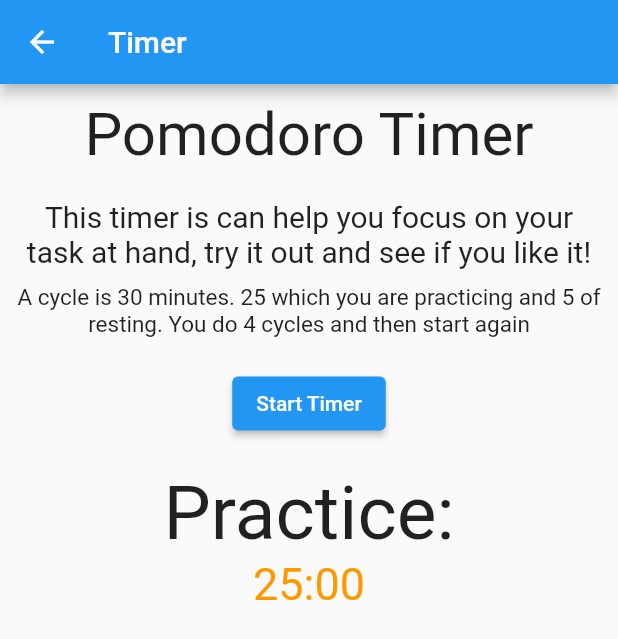
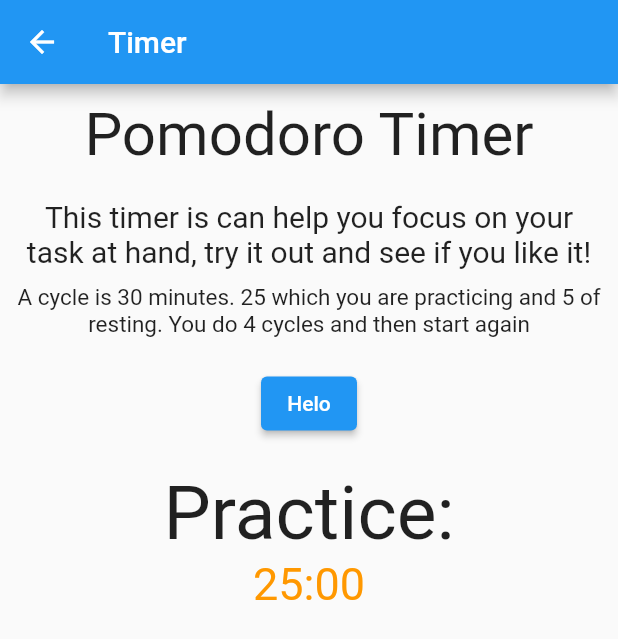
Before and after one commit to JustAnOpossum/Hobby-Hub-CS-371-, a Flutter app: the TimerPage screen opened directly, after a tap on "Start Timer", on a phone screen of 412 x 824 dp. Shown: the top 639 px of the screen. Run offline on Flutter 3.47's test engine with Material 2 defaults, Android fonts, the phone set to English and light mode, and no system bars.

Commit message:
Started timer logic

```diff
--- a/app_interface/lib/timer.dart
+++ b/app_interface/lib/timer.dart
@@ -6,6 +6,15 @@ class TimerPage extends StatefulWidget {
 }
 
 class _TimerPageState extends State<TimerPage> {
+  String _buttonText = "Start Timer";
+
+  //Called whenever the button is pressed
+  void _buttonPressed() {
+    setState(() {
+      _buttonText = "Helo";
+    });
+  }
+
   @override
   Widget build(BuildContext context) {
     return Scaffold(
@@ -40,7 +49,9 @@ class _TimerPageState extends State<TimerPage> {
               Container(
                 height: 20,
               ),
-              ElevatedButton(onPressed: () {}, child: Text('Start Timer')),
+              ElevatedButton(
+                  onPressed: () => _buttonPressed(),
+                  child: Text('$_buttonText')),
               Container(
                 height: 20,
               ),
```
